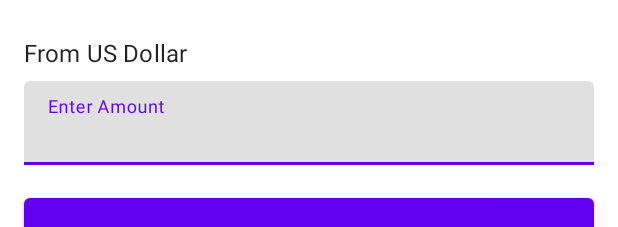
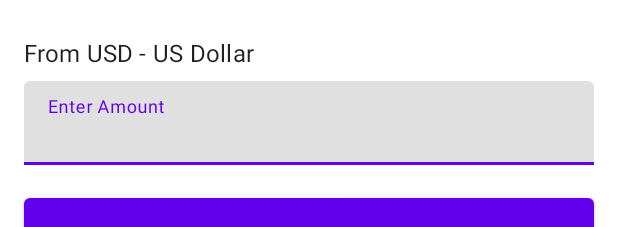
Before and after one commit to davidwekesar/CurrencyConverter, an Android app: the layout fragment_selected_currency.xml on its own in the app's theme, with its tools: preview values and no code run, on a phone screen of 412 x 824 dp. Shown: the top 227 px of the screen. Run offline under Robolectric (Android 15) with nearby library versions, the phone set to English and light mode, and no system bars.

Commit message:
Update the selected currency string format

```diff
--- a/app/src/main/java/com/android/currencyconverter/selectedcurrency/SelectedCurrencyFragment.kt
+++ b/app/src/main/java/com/android/currencyconverter/selectedcurrency/SelectedCurrencyFragment.kt
@@ -29,7 +29,7 @@ class SelectedCurrencyFragment : Fragment() {
 
         sharedViewModel.selectedCurrency.observe(viewLifecycleOwner, { currency ->
             binding.textCurrencyName.text =
-                getString(R.string.selected_currency_format, currency.name)
+                getString(R.string.selected_currency_format, currency.code, currency.name)
         })
 
         return binding.root
--- a/app/src/main/res/layout/fragment_selected_currency.xml
+++ b/app/src/main/res/layout/fragment_selected_currency.xml
@@ -16,7 +16,7 @@
         app:layout_constraintEnd_toEndOf="parent"
         app:layout_constraintStart_toStartOf="parent"
         app:layout_constraintTop_toTopOf="parent"
-        tools:text="From US Dollar" />
+        tools:text="From USD - US Dollar" />
 
     <com.google.android.material.textfield.TextInputLayout
         android:id="@+id/numberInputLayout"
--- a/app/src/main/res/values/strings.xml
+++ b/app/src/main/res/values/strings.xml
@@ -3,5 +3,5 @@
     <string name="currencies">Currencies</string>
     <string name="hint_enter_amount">Enter Amount</string>
     <string name="convert">Convert</string>
-    <string name="selected_currency_format">From %1$s</string>
+    <string name="selected_currency_format">From %1$s - %2$s</string>
 </resources>
```
